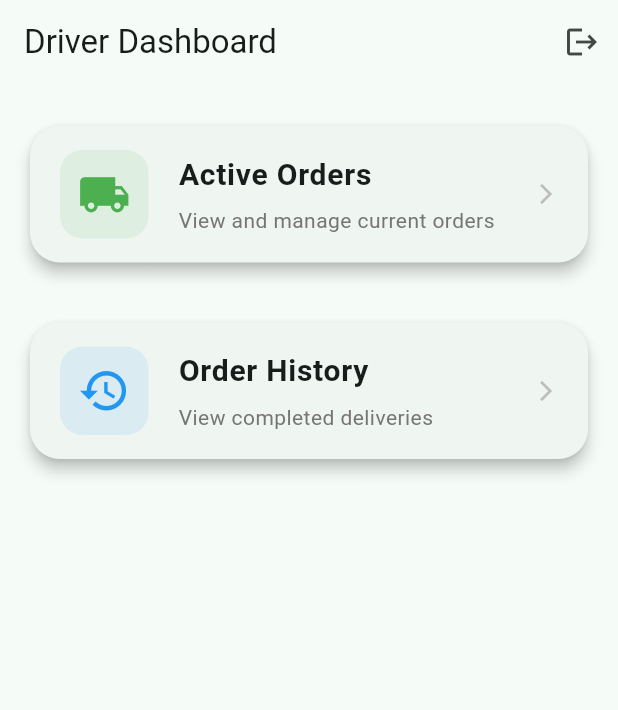
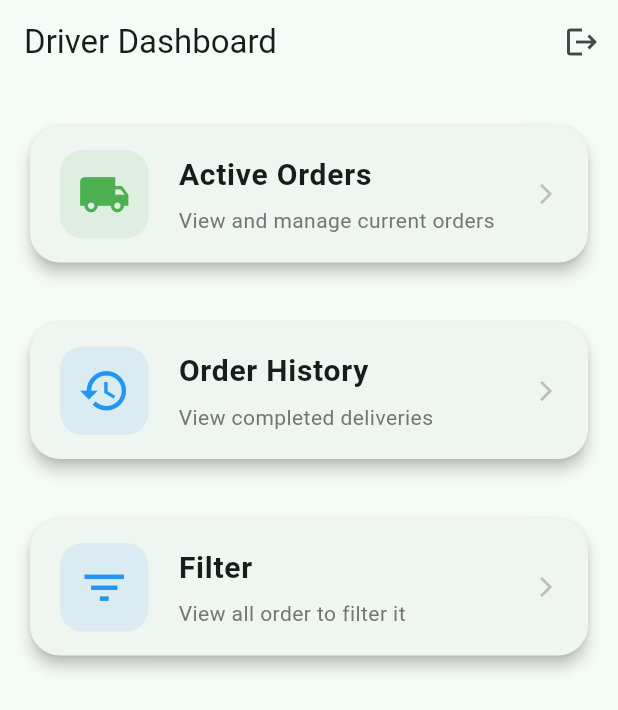
Before and after one commit to bibavay/Final-Project, a Flutter app: the DriverDashboard screen opened directly, on a phone screen of 412 x 824 dp. Shown: the top 710 px of the screen. Run offline on Flutter 3.47's test engine with Material 3 defaults, Android fonts, the phone set to English and light mode, and no system bars; our stand-ins replace cloud_firestore, firebase_auth, firebase_core, flutter_map, geocoding, geolocator and 2 more; accounts and stored records are empty.

Commit message:
after filter screen

```diff
--- a/lib/main.dart
+++ b/lib/main.dart
@@ -1,7 +1,6 @@
 import 'package:firebase_core/firebase_core.dart';
 import 'package:flutter/material.dart';
 import 'package:flutter_application_4th_year_project/firebase_options.dart';
-import 'package:flutter_application_4th_year_project/screens/Customers/Customers.dart';
 import 'package:flutter_application_4th_year_project/screens/authenticaion/signin_screen.dart';
 
 void main() async {
--- a/lib/screens/Drivers/Driverdashboard.dart
+++ b/lib/screens/Drivers/Driverdashboard.dart
@@ -2,6 +2,7 @@ import 'package:firebase_auth/firebase_auth.dart';
 import 'package:flutter/material.dart';
 import 'package:flutter_application_4th_year_project/screens/Drivers/DActive.dart';
 import 'package:flutter_application_4th_year_project/screens/Drivers/DHistory.dart';
+import 'package:flutter_application_4th_year_project/screens/Drivers/Filters.dart';
 import 'package:flutter_application_4th_year_project/screens/authenticaion/signin_screen.dart';
 
 class DriverDashboard extends StatefulWidget {
@@ -12,17 +13,29 @@ class DriverDashboard extends StatefulWidget {
 }
 
 class _DriverDashboardState extends State<DriverDashboard> {
+  int _selectedIndex = 0;
+
+
   @override
   Widget build(BuildContext context) {
     return Scaffold(
       appBar: AppBar(
         title: const Text("Driver Dashboard"),
         automaticallyImplyLeading: false,
+        leading: _selectedIndex != 0 ? IconButton(
+        icon: const Icon(Icons.arrow_back),
+        onPressed: () {
+          setState(() {
+            _selectedIndex = 0; // Return to main dashboard
+          });
+        },
+      ) : null,
         actions: [
           IconButton(
             icon: const Icon(Icons.logout),
             onPressed: () async {
               await FirebaseAuth.instance.signOut();
+              if (!mounted) return;
               Navigator.pushReplacement(
                 context,
                 MaterialPageRoute(builder: (context) => const SigninScreen()),
@@ -31,7 +44,11 @@ class _DriverDashboardState extends State<DriverDashboard> {
           ),
         ],
       ),
-      body: ListView(
+      body: IndexedStack(
+        index: _selectedIndex,
+        children: [
+          // Home Screen with Cards
+          ListView(
             padding: const EdgeInsets.all(16.0),
             children: [
               _buildDashboardCard(
@@ -39,10 +56,7 @@ class _DriverDashboardState extends State<DriverDashboard> {
                 'View and manage current orders',
                 Icons.local_shipping,
                 Colors.green,
-            () => Navigator.push(
-              context,
-              MaterialPageRoute(builder: (context) => const Dactive()),
-            ),
+                () => setState(() => _selectedIndex = 3),
               ),
               const SizedBox(height: 16),
               _buildDashboardCard(
@@ -50,13 +64,43 @@ class _DriverDashboardState extends State<DriverDashboard> {
                 'View completed deliveries',
                 Icons.history,
                 Colors.blue,
-            () => Navigator.push(
-              context,
-              MaterialPageRoute(builder: (context) => const DHistory()),
+                () => setState(() => _selectedIndex = 2),
               ),
+               const SizedBox(height: 16),
+              _buildDashboardCard(
+                'Filter',
+                'View all order to filter it',
+                Icons.filter_list,
+                Colors.blue,
+                () => setState(() => _selectedIndex = 1),
               ),
             ],
           ),
+          // Filters Screen
+          const Filters(),
+          // History Screen
+          const DHistory(),
+          const Dactive(),
+        ],
+      ),
+      // bottomNavigationBar: BottomNavigationBar(
+      //   currentIndex: _selectedIndex,
+      //   onTap: (index) => setState(() => _selectedIndex = index),
+      //   items: const [
+      //     BottomNavigationBarItem(
+      //       icon: Icon(Icons.dashboard),
+      //       label: 'Dashboard',
+      //     ),
+      //     BottomNavigationBarItem(
+      //       icon: Icon(Icons.filter_list),
+      //       label: 'Filters',
+      //     ),
+      //     BottomNavigationBarItem(
+      //       icon: Icon(Icons.history),
+      //       label: 'History',
+      //     ),
+      //   ],
+      // ),
     );
   }
 
@@ -74,7 +118,6 @@ class _DriverDashboardState extends State<DriverDashboard> {
           child: Container(
             decoration: BoxDecoration(
               borderRadius: BorderRadius.circular(20),
-
             ),
             padding: const EdgeInsets.symmetric(horizontal: 20, vertical: 16),
             child: Row(
@@ -84,7 +127,6 @@ class _DriverDashboardState extends State<DriverDashboard> {
                   decoration: BoxDecoration(
                     color: color.withOpacity(0.1),
                     borderRadius: BorderRadius.circular(15),
-
                   ),
                   child: Icon(
                     icon,
```
Also changed, not shown: lib/screens/Drivers/Filters.dart (added, +155 -0 lines), lib/screens/Drivers/results.dart (deleted, +0 -22 lines). Lines whose indentation alone changed are shown as unchanged.
